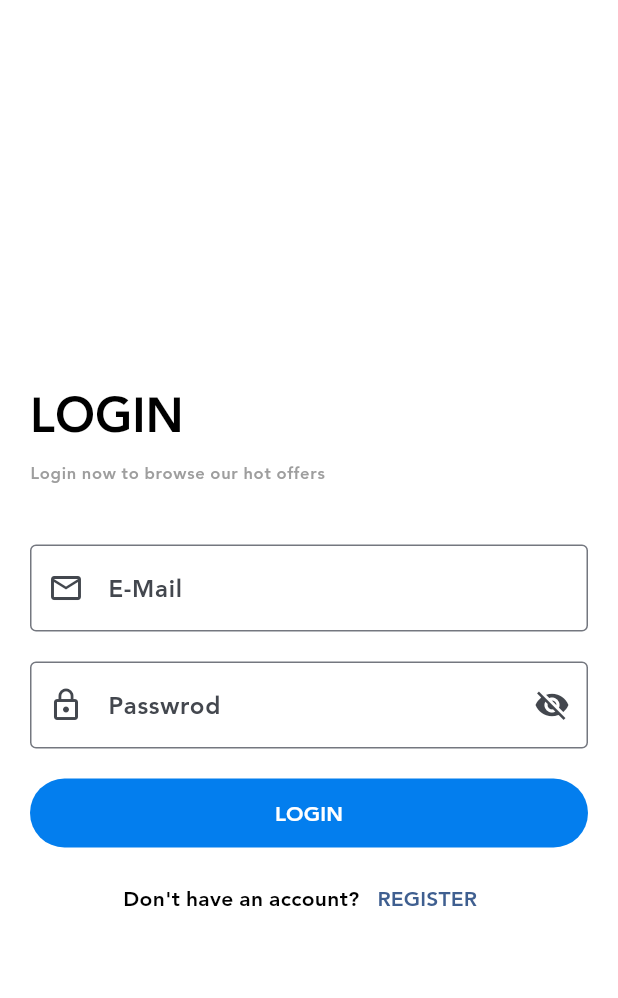
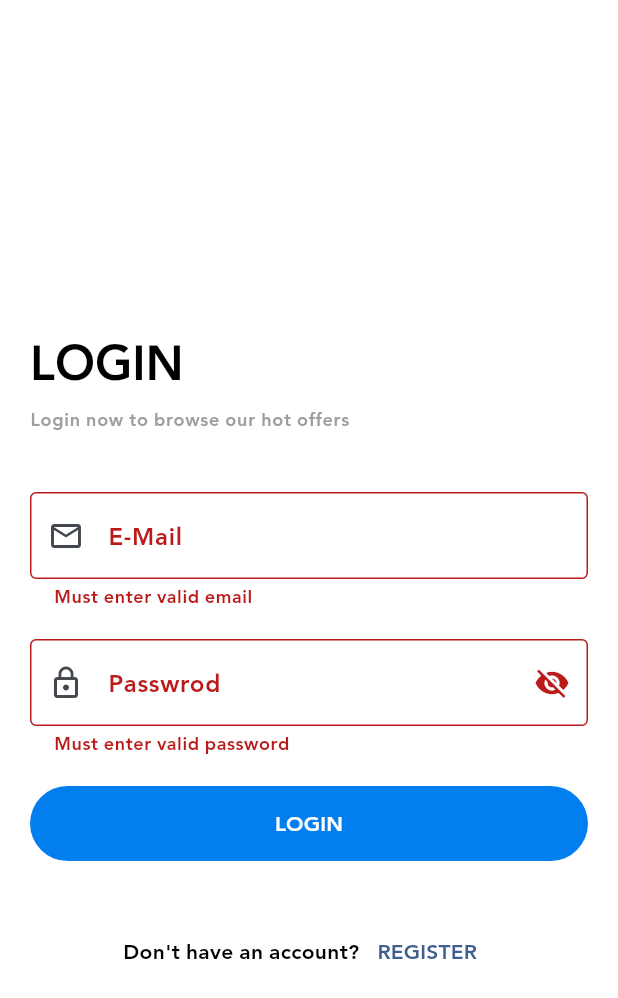
Before and after one commit to amroshehk/ShopApp, a Flutter app: the screen it shows after launch, after a tap on the "arrow forward ios" icon, after a tap on "SKIP", after a tap on "LOGIN", on a phone screen of 412 x 824 dp. Shown: the top 998 px of the screen. Run offline on Flutter 3.47's test engine with Material 3 defaults, Android fonts, the phone set to English and light mode, and no system bars; our stand-ins replace bloc, conditional_builder_null_safety, dio, flutter_bloc, hexcolor and 2 more; missing offline and left inert: dart:ffi.

Commit message:
login API integration.

```diff
--- a/lib/main.dart
+++ b/lib/main.dart
@@ -1,9 +1,14 @@
+import 'package:bloc/bloc.dart';
 import 'package:flutter/material.dart';
+import 'package:shop_app/shared/cubit_observer.dart';
+import 'package:shop_app/shared/network/remote/dio_helper.dart';
 import 'package:shop_app/shared/styles/themes.dart';
 
 import 'modules/on_boarding_screen.dart';
 
 void main() {
+  DioHelper.init();
+  Bloc.observer = AppBlocObserver();
   runApp(const MyApp());
 }
 
--- /dev/null
+++ b/lib/modules/login/cubit.dart
@@ -0,0 +1,44 @@
+
+import 'package:flutter/cupertino.dart';
+import 'package:flutter/material.dart';
+import 'package:flutter_bloc/flutter_bloc.dart';
+import 'package:shop_app/modules/login/states.dart';
+import 'package:shop_app/shared/network/remote/end_points.dart';
+
+import '../../shared/network/remote/dio_helper.dart';
+
+class ShopLoginCubit extends Cubit<ShopLoginState>{
+  ShopLoginCubit():super(ShopLoginInitialState());
+
+  static ShopLoginCubit get(context) => BlocProvider.of(context);
+
+
+  void userLogin({
+    required String email,
+    required String password,
+  }) {
+    emit(ShopLoginLoadingState());
+    DioHelper.postData(path: LOGIN, data: {
+      'email': email,
+      'password': password,
+    }).then((value) {
+      print(value);
+      emit(ShopLoginSuccessState());
+    }).catchError((error) {
+      print(error);
+      emit(ShopLoginErrorState(error));
+    });
+  }
+
+  IconData? passwordSuffix =  Icons.visibility_off;
+  var obscureText = true;
+
+  void changePassWordVisibility() {
+    obscureText = !obscureText;
+    passwordSuffix = obscureText
+        ? Icons.visibility_off
+        : Icons.visibility;
+    print(obscureText);
+    emit(ShopChangePassWordVisibilityState());
+  }
+}
--- a/lib/modules/login/shop_login_screen.dart
+++ b/lib/modules/login/shop_login_screen.dart
@@ -1,21 +1,35 @@
+import 'package:conditional_builder_null_safety/conditional_builder_null_safety.dart';
 import 'package:flutter/cupertino.dart';
 import 'package:flutter/material.dart';
 import 'package:flutter/widgets.dart';
+import 'package:shop_app/modules/login/cubit.dart';
+import 'package:shop_app/modules/login/states.dart';
 import 'package:shop_app/modules/register/shop_register_screen.dart';
 import 'package:shop_app/shared/components/components.dart';
 import 'package:shop_app/shared/styles/colors.dart';
+import 'package:flutter_bloc/flutter_bloc.dart';
 
 class ShopLoginScreen extends StatelessWidget {
   ShopLoginScreen({super.key});
+
   TextEditingController emailController = TextEditingController();
   TextEditingController passwordController = TextEditingController();
-  var obscureText = true;
+
+  var errorMessage = "";
+  var formKey = GlobalKey<FormState>();
 
   @override
   Widget build(BuildContext context) {
     return Scaffold(
       appBar: AppBar(),
-      body:   Center(
+      body: BlocProvider(
+        create: (BuildContext context) => ShopLoginCubit(),
+        child: BlocConsumer<ShopLoginCubit, ShopLoginState>(
+          builder: (BuildContext context, ShopLoginState state) {
+            var cubit = ShopLoginCubit.get(context);
+            return Form(
+              key: formKey,
+              child: Center(
                 child: SingleChildScrollView(
                   child: Padding(
                     padding: const EdgeInsets.all(20.0),
@@ -23,13 +37,23 @@ class ShopLoginScreen extends StatelessWidget {
                       mainAxisAlignment: MainAxisAlignment.start,
                       crossAxisAlignment: CrossAxisAlignment.start,
                       children: [
-                Text("LOGIN" ,style: Theme.of(context).textTheme.headlineLarge?.copyWith(
-                  color: Colors.black
-                ),),
-                SizedBox(height: 10,),
-                Text('Login now to browse our hot offers',style: Theme.of(context).textTheme.labelSmall?.copyWith(
-                    color: Colors.grey
-                ),),
+                        Text(
+                          "LOGIN",
+                          style: Theme.of(context)
+                              .textTheme
+                              .headlineLarge
+                              ?.copyWith(color: Colors.black),
+                        ),
+                        SizedBox(
+                          height: 10,
+                        ),
+                        Text(
+                          'Login now to browse our hot offers',
+                          style: Theme.of(context)
+                              .textTheme
+                              .labelMedium
+                              ?.copyWith(color: Colors.grey),
+                        ),
                         Column(
                           children: [
                             const SizedBox(
@@ -38,56 +62,78 @@ class ShopLoginScreen extends StatelessWidget {
                             defaultTextFormField(
                                 controller: emailController,
                                 validator: (value) {
-                          if(value!.isEmpty){
+                                  if (value!.isEmpty) {
                                     return "Must enter valid email";
-                          }
-                          else {
+                                  } else {
                                     return null;
                                   }
                                 },
                                 labelText: "E-Mail",
                                 prefixIcon: Icon(Icons.email_outlined),
-                        type:  TextInputType.emailAddress,
-                        context: context
-                    ),
+                                type: TextInputType.emailAddress,
+                                context: context),
                             const SizedBox(
                               height: 20,
                             ),
-
                             defaultTextFormField(
                                 controller: passwordController,
-                        obscureText: obscureText,
+                                obscureText: cubit.obscureText,
                                 validator: (value) {
-                          if(value!.isEmpty){
+                                  if (value!.isEmpty) {
                                     return "Must enter valid password";
-                          }
-                          else {
+                                  } else {
                                     return null;
                                   }
                                 },
+
                                 labelText: "Passwrod",
                                 prefixIcon: Icon(Icons.lock_outline),
-                        type:  TextInputType.visiblePassword,
+                                type: TextInputType.visiblePassword,
                                 suffixIcon: IconButton(
-                          icon:Icon(obscureText ? Icons.visibility_off : Icons.visibility),onPressed: () {
-
-                          },)
-                        ,context: context
+                                  icon: Icon(cubit.passwordSuffix),
+                                  onPressed: () {
+                                    cubit.changePassWordVisibility();
+                                  },
                                 ),
+                                context: context),
                             const SizedBox(
                               height: 20,
                             ),
-                    defaultButton(title: 'login', function: (){},color: defaultColor ,radius: 40.0),
+                            ConditionalBuilder(
+                              condition: state is! ShopLoginLoadingState,
+                              builder: (context) => defaultButton(
+                                  title: 'login',
+                                  function: () {
+                                    if (formKey.currentState!.validate()) {
+                                      cubit.userLogin(
+                                          email: emailController.text,
+                                          password: passwordController.text);
+                                    }
+                                  },
+                                  color: defaultColor,
+                                  radius: 40.0),
+                              fallback: (context) =>
+                                  Center(child: CircularProgressIndicator()),
+                            ),
                             const SizedBox(
                               height: 10,
+                            ),
+                            Text(
+                              errorMessage,
+                              style: TextStyle(color: Colors.red),
                             ),
                             Row(
                               mainAxisAlignment: MainAxisAlignment.center,
                               children: [
-                        Text("Don't have an account?",style: TextStyle(fontSize: 14.0),),
-                        defaultTextButton(function: () {
+                                Text(
+                                  "Don't have an account?",
+                                  style: TextStyle(fontSize: 14.0),
+                                ),
+                                defaultTextButton(
+                                    function: () {
                                       navigateTo(context, ShopRegisterScreen());
-                        },title:  'register')
+                                    },
+                                    title: 'register')
                               ],
                             )
                           ],
@@ -98,6 +144,14 @@ class ShopLoginScreen extends StatelessWidget {
                 ),
               ),
             );
+          },
+          listener: (context, state) {
+            if(state is ShopLoginErrorState){
+              errorMessage = state.error;
             }
-
+          },
+        ),
+      ),
+    );
   }
+}
--- /dev/null
+++ b/lib/modules/login/states.dart
@@ -0,0 +1,16 @@
+abstract class ShopLoginState {}
+
+class ShopLoginInitialState extends ShopLoginState {}
+
+class ShopLoginLoadingState extends ShopLoginState {}
+
+class ShopLoginSuccessState extends ShopLoginState {}
+
+class ShopLoginErrorState extends ShopLoginState {
+  final String error;
+
+  ShopLoginErrorState(this.error);
+}
+
+
+  class ShopChangePassWordVisibilityState extends ShopLoginState {}
--- a/lib/shared/components/components.dart
+++ b/lib/shared/components/components.dart
@@ -13,7 +13,7 @@ Widget defaultButton({
       width: double.infinity,
       decoration: BoxDecoration(
           color: color, borderRadius: BorderRadius.circular(radius)),
-      height: 46,
+      height: 50,
       child: MaterialButton(
         onPressed: function,
         child: Text(
--- /dev/null
+++ b/lib/shared/network/remote/dio_helper.dart
@@ -0,0 +1,46 @@
+import 'package:dio/dio.dart';
+
+import '../../components/constants.dart';
+
+
+class DioHelper {
+  static late Dio dio;
+
+  static init(){
+    dio = Dio(
+      BaseOptions(
+        baseUrl: baseUrl,
+        receiveDataWhenStatusError: true,
+        headers: {
+          'Content-Type': 'application/json',
+        }
+      )
+    );
+  }
+
+  static Future<Response> getData({required path , required Map<String, dynamic> queryParameters }) async {
+    return await dio.get(path ,queryParameters:queryParameters);
+  }
+
+  static Future<Response> postData({required path ,
+    Map<String, dynamic>? queryParameters,
+    required Map<String, dynamic>? data,
+    String lang ='ar',
+    String? token,
+
+  }) async {
+    dio.options.headers =  {
+      'lang':lang,
+      'Authorization':token
+    };
+    return await dio.post(path ,queryParameters:queryParameters, data: data);
+  }
+
+  static Future<Response> getArticlesByCategoryData(category,isEnglish) async {
+    return
+        await getData(path: "", queryParameters: {
+        }
+        );
+  }
+
+}
--- /dev/null
+++ b/lib/shared/network/remote/end_points.dart
@@ -0,0 +1 @@
+String LOGIN = "login";
```
Also changed, not shown: lib/shared/components/constants.dart (+1 -10 lines). Lines whose indentation alone changed are shown as unchanged.
